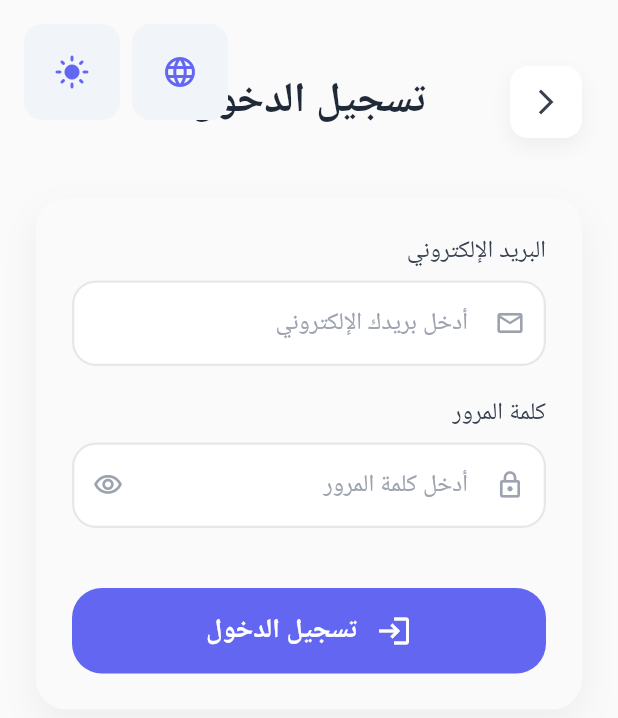
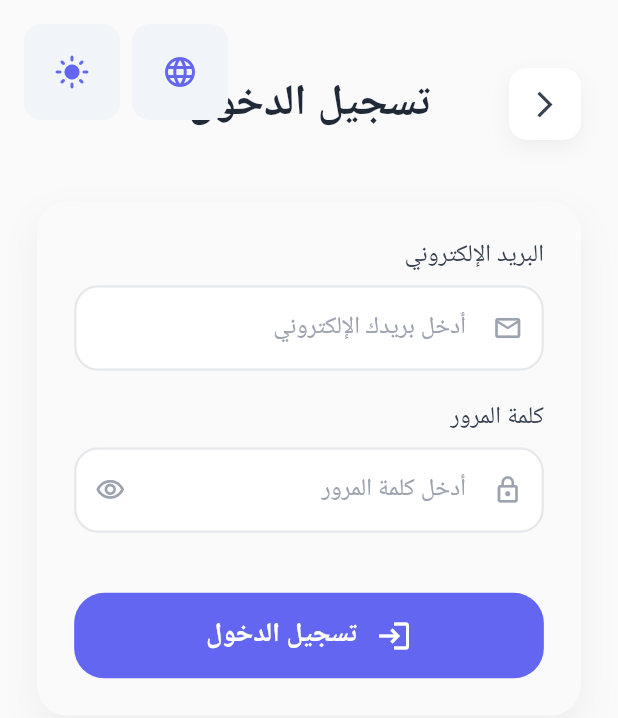
Before and after one commit to devNadaZain/Shopping-App, a Flutter app: the screen it shows after launch, after a tap on the "language" icon, after a tap on "تسجيل الدخول", on a phone screen of 412 x 824 dp. Shown: the top 718 px of the screen. Run offline on Flutter 3.47's test engine with Material 3 defaults, Android fonts, the light colour scheme and no system bars; network calls fail.

Commit message:
make the app responsive with differentv screens

```diff
--- a/lib/screens/signin_screen.dart
+++ b/lib/screens/signin_screen.dart
@@ -246,6 +246,7 @@
   @override
   Widget build(BuildContext context) {
     final l = AppLocalizations.of(context)!;
+    final size = MediaQuery.of(context).size;
     return Scaffold(
       backgroundColor: Theme.of(context).scaffoldBackgroundColor,
       body: Container(
@@ -255,10 +256,10 @@
             children: [
               // Main content
               SingleChildScrollView(
-                padding: const EdgeInsets.all(24),
+                padding: EdgeInsets.all(size.width * 0.06),
                 child: Column(
                   children: [
-                    const SizedBox(height: 20),
+                    SizedBox(height: size.height * 0.025),
                     Row(
                       children: [
                         Container(
@@ -275,30 +276,31 @@
                           ),
                           child: IconButton(
                             onPressed: () => Navigator.of(context).pop(),
-                            icon: const Icon(
+                            icon: Icon(
                               Icons.arrow_back_ios_new,
-                              color: Color(0xFF374151),
-                              size: 20,
+                              color: const Color(0xFF374151),
+                              size: size.width * 0.05,
                             ),
                           ),
                         ),
                         const Spacer(),
                         Text(
                           l.signIn,
-                          style: const TextStyle(
-                            fontSize: 28,
-                            fontWeight: FontWeight.bold,
-                            color: Color(0xFF1F2937),
-                            letterSpacing: -0.5,
-                          ),
+                          style: Theme.of(context).textTheme.headlineMedium
+                              ?.copyWith(
+                                fontSize: size.width * 0.07,
+                                fontWeight: FontWeight.bold,
+                                color: const Color(0xFF1F2937),
+                                letterSpacing: -0.5,
+                              ),
                         ),
                         const Spacer(),
-                        const SizedBox(width: 48),
+                        SizedBox(width: size.width * 0.12),
                       ],
                     ),
-                    const SizedBox(height: 40),
+                    SizedBox(height: size.height * 0.05),
                     Container(
-                      padding: const EdgeInsets.all(24),
+                      padding: EdgeInsets.all(size.width * 0.06),
                       decoration: BoxDecoration(
                         color: Theme.of(context).cardColor,
                         borderRadius: BorderRadius.circular(20),
--- a/lib/screens/welcome_screen.dart
+++ b/lib/screens/welcome_screen.dart
@@ -195,19 +195,19 @@
               ),
               // Main content
               Padding(
-                padding: const EdgeInsets.symmetric(horizontal: 24.0),
+                padding: EdgeInsets.symmetric(horizontal: size.width * 0.06),
                 child: Column(
                   children: [
-                    const SizedBox(height: 60),
+                    SizedBox(height: size.height * 0.08),
                     // Logo and title card
                     FadeTransition(
                       opacity: _fadeAnimation,
                       child: SlideTransition(
                         position: _slideAnimation,
                         child: Container(
-                          padding: const EdgeInsets.symmetric(
-                            vertical: 32,
-                            horizontal: 24,
+                          padding: EdgeInsets.symmetric(
+                            vertical: size.height * 0.04,
+                            horizontal: size.width * 0.06,
                           ),
                           decoration: BoxDecoration(
                             color: Theme.of(context).cardColor,
@@ -223,8 +223,8 @@
                           child: Column(
                             children: [
                               Container(
-                                width: 90,
-                                height: 90,
+                                width: size.width * 0.22,
+                                height: size.width * 0.22,
                                 decoration: BoxDecoration(
                                   gradient: LinearGradient(
                                     colors: [
@@ -245,25 +245,27 @@
                                 ),
                                 child: const Icon(
                                   Icons.shopping_bag_outlined,
-                                  size: 44,
+                                  size: 44, // can also scale with size.width
                                   color: Colors.white,
                                 ),
                               ),
-                              const SizedBox(height: 28),
+                              SizedBox(height: size.height * 0.035),
                               Text(
                                 localizations.welcomeTitle,
-                                style: Theme.of(context).textTheme.displayLarge,
+                                style: Theme.of(context).textTheme.displayLarge
+                                    ?.copyWith(fontSize: size.width * 0.07),
                                 textAlign: TextAlign.center,
                               ),
-                              const SizedBox(height: 12),
+                              SizedBox(height: size.height * 0.015),
                               Text(
                                 localizations.welcomeSubtitle,
-                                style: const TextStyle(
-                                  fontSize: 16,
-                                  color: Color(0xFF6B7280),
-                                  height: 1.4,
-                                  fontWeight: FontWeight.w400,
-                                ),
+                                style: Theme.of(context).textTheme.bodyLarge
+                                    ?.copyWith(
+                                      fontSize: size.width * 0.04,
+                                      color: const Color(0xFF6B7280),
+                                      height: 1.4,
+                                      fontWeight: FontWeight.w400,
+                                    ),
                                 textAlign: TextAlign.center,
                               ),
                             ],
```
Also changed, not shown: lib/screens/home_screen.dart (+109 -94 lines), lib/screens/signup_screen.dart (+16 -14 lines).
